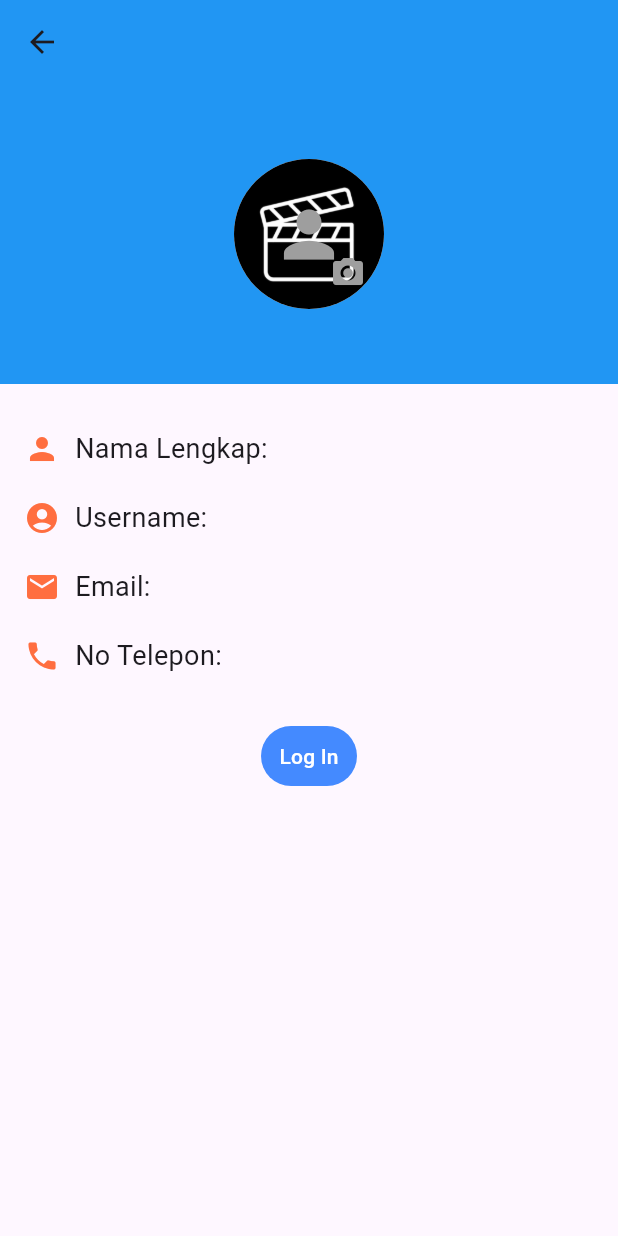
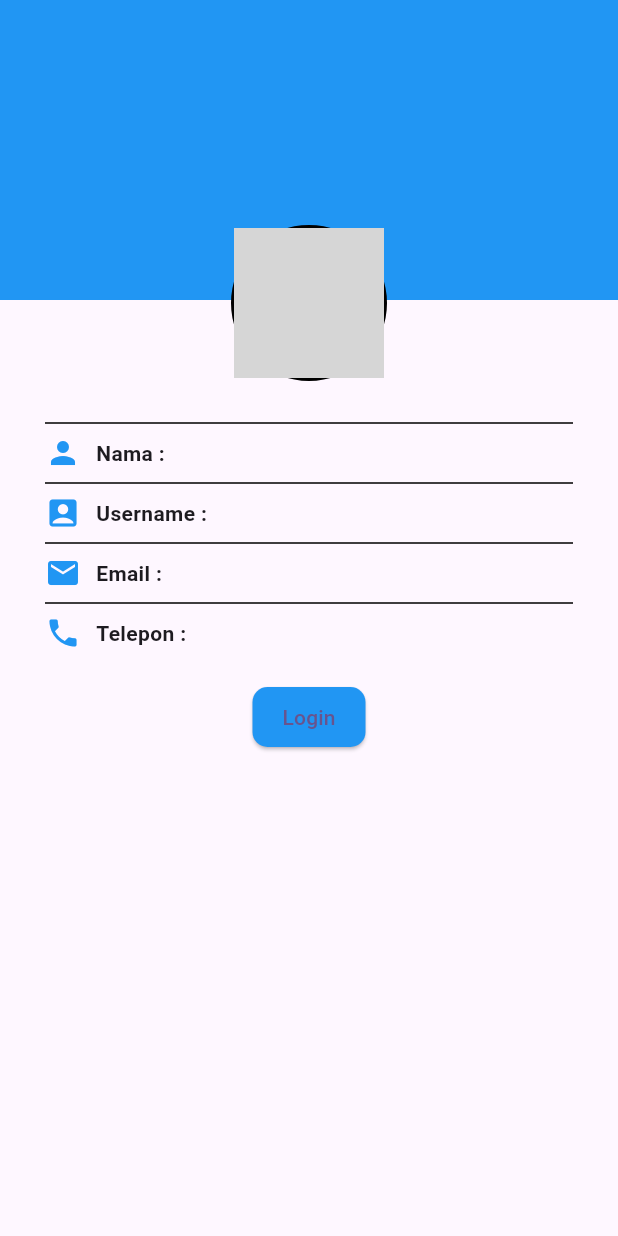
Before and after one commit to b4baxxx/Aplikasi_Review_Film, a Flutter app: the ProfileScreen screen opened directly, on a phone screen of 412 x 824 dp. Run offline on Flutter 3.47's test engine with Material 3 defaults, Android fonts, the light colour scheme and no system bars; our stand-ins replace cached_network_image, image_picker, shared_preferences; missing offline and left inert: encrypt; accounts and stored records are empty; grey boxes are pictures that could not be loaded.

Commit message:
perubahan pada profile screen

```diff
--- a/lib/screens/profile_screen.dart
+++ b/lib/screens/profile_screen.dart
@@ -1,10 +1,10 @@
-import 'dart:io';
-
 import 'package:flutter/foundation.dart';
 import 'package:flutter/material.dart';
 import 'package:image_picker/image_picker.dart';
+import 'package:encrypt/encrypt.dart' as encrypt;
+import 'dart:io';
 import 'package:shared_preferences/shared_preferences.dart';
-import 'package:encrypt/encrypt.dart' as encrypt;
+import 'package:aplikasi_review_film/screens/login_screen.dart';
 
 class ProfileScreen extends StatefulWidget {
   const ProfileScreen({super.key});
@@ -16,6 +16,18 @@ class ProfileScreen extends StatefulWidget {
 class _ProfileScreenState extends State<ProfileScreen> {
   String _imageFile = '';
   final picker = ImagePicker();
+  String fullName = '';
+  String userName = '';
+  String email = '';
+  String phoneNumber = '';
+  bool isSignedIn = false;
+
+  @override
+  void initState() {
+    super.initState();
+    _loadProfileData();
+    _loadImage();
+  }
 
   Future<void> _saveImage() async {
     final prefs = await SharedPreferences.getInstance();
@@ -31,10 +43,9 @@ class _ProfileScreenState extends State<ProfileScreen> {
 
   Future<void> _getImage(ImageSource source) async {
     if (kIsWeb && source == ImageSource.camera) {
-      debugPrint('Kamera tidak didukung di Web. Gunakan perangkat fisik.');
+      debugPrint('Kamera tidak didukung di Web.');
       return;
     }
-
     try {
       final pickedFile = await picker.pickImage(
         source: source,
@@ -48,10 +59,10 @@ class _ProfileScreenState extends State<ProfileScreen> {
         });
         _saveImage();
       } else {
-        debugPrint('No image selected.');
+        debugPrint('Tidak ada gambar yang dipilih.');
       }
     } catch (e) {
-      debugPrint('Error picking image: $e');
+      debugPrint('Kesalahan saat memilih gambar: $e');
     }
   }
 
@@ -65,16 +76,15 @@ class _ProfileScreenState extends State<ProfileScreen> {
             children: [
               ListTile(
                 leading: const Icon(Icons.camera_enhance, color: Colors.blue),
-                title: const Text('Camera'),
+                title: const Text('Kamera'),
                 onTap: () {
-                  debugPrint('Kamera dipanggil');
                   Navigator.of(context).pop();
                   _getImage(ImageSource.camera);
                 },
               ),
               ListTile(
                 leading: const Icon(Icons.photo_library, color: Colors.blue),
-                title: const Text('Gallery'),
+                title: const Text('Galeri'),
                 onTap: () {
                   Navigator.of(context).pop();
                   _getImage(ImageSource.gallery);
@@ -86,16 +96,9 @@ class _ProfileScreenState extends State<ProfileScreen> {
       },
     );
   }
-  bool isSignedIn = false;
-  String fullName = '';
-  String userName = '';
-  String email = '';
-  String phone = '';
 
-
-  // Fungsi untuk mendekripsi data dari SharedPreferences
   Future<void> _loadProfileData() async {
-    final SharedPreferences prefs = await SharedPreferences.getInstance();
+    final prefs = await SharedPreferences.getInstance();
     final String? keyString = prefs.getString('key');
     final String? ivString = prefs.getString('iv');
 
@@ -104,12 +107,11 @@ class _ProfileScreenState extends State<ProfileScreen> {
       final iv = encrypt.IV.fromBase64(ivString);
       final encrypter = encrypt.Encrypter(encrypt.AES(key));
 
-      // Dekripsi setiap data yang terenkripsi
       setState(() {
         fullName = encrypter.decrypt64(prefs.getString('name') ?? '', iv: iv);
         userName = encrypter.decrypt64(prefs.getString('username') ?? '', iv: iv);
         email = encrypter.decrypt64(prefs.getString('email') ?? '', iv: iv);
-        phone = encrypter.decrypt64(prefs.getString('notelepon') ?? '', iv: iv);
+        phoneNumber = encrypter.decrypt64(prefs.getString('notelepon') ?? '', iv: iv);
         isSignedIn = fullName.isNotEmpty && userName.isNotEmpty;
       });
     } else {
@@ -119,104 +121,127 @@ class _ProfileScreenState extends State<ProfileScreen> {
     }
   }
 
-  void signOut() {
+  Future<void> signOut() async {
+    final prefs = await SharedPreferences.getInstance();
+    await prefs.clear();
+    setState(() {
+      isSignedIn = false;
+      fullName = '';
+      userName = '';
+      email = '';
+      phoneNumber = '';
+      _imageFile = '';
+    });
     Navigator.pushReplacementNamed(context, '/login');
-  }
-
-  // Navigasi ke halaman Sign In
-  void signIn() {
-    Navigator.pushNamed(context, '/login');
-  }
-
-  @override
-  void initState() {
-    super.initState();
-    _loadProfileData();
   }
 
   @override
   Widget build(BuildContext context) {
     return Scaffold(
-      appBar: AppBar(
-        title: const Text(''),
-        backgroundColor: Colors.blue,
-      ),
-      body: SingleChildScrollView(
-        child: Column(
-          crossAxisAlignment: CrossAxisAlignment.start,
+      body: Stack(
         children: [
           Container(
             height: 200,
             width: double.infinity,
             color: Colors.blue,
-              child: Center(
+          ),
+          Padding(
+            padding: const EdgeInsets.symmetric(horizontal: 30),
+            child: Column(
+              children: [
+                // Foto profil dipindahkan ke tengah
+                const SizedBox(height: 150), // Spacer untuk memindahkan konten
+                Center(
                   child: Stack(
+                    alignment: Alignment.bottomRight,
                     children: [
-                    CircleAvatar(
+                      Container(
+                        decoration: BoxDecoration(
+                          border: Border.all(color: Colors.black, width: 2),
+                          shape: BoxShape.circle,
+                        ),
+                        child: CircleAvatar(
                           radius: 50,
                           backgroundImage: _imageFile.isNotEmpty
-                          ? FileImage(File(_imageFile))
-                          : const AssetImage('images/logo.jpg') as ImageProvider,
-                      backgroundColor: Colors.white,
-                      child: isSignedIn
-                          ? null
-                          : const Icon(Icons.person, size: 50, color: Colors.grey),
-                    ),
-                    Positioned(
-                      bottom: 0,
-                      right: 0,
-                      child: IconButton(
-                        onPressed: _showPicker,
-                        icon: Icon(
-                          Icons.camera_alt,
-                          color: Colors.grey,
+                              ? (kIsWeb
+                              ? NetworkImage(_imageFile)
+                              : FileImage(File(_imageFile))) as ImageProvider
+                              : const AssetImage('images/placeholder_image.png'),
                         ),
                       ),
+                      IconButton(
+                        icon: const Icon(Icons.camera_alt_outlined, color: Colors.grey),
+                        onPressed: _showPicker,
                       ),
                     ],
                   ),
                 ),
-            ),
                 const SizedBox(height: 20),
-
-            _buildProfileInfoRow('Nama Lengkap', fullName, Icons.person),
-            _buildProfileInfoRow('Username', userName, Icons.account_circle),
-            _buildProfileInfoRow('Email', email, Icons.email),
-            _buildProfileInfoRow('No Telepon', phone, Icons.phone),
-
+                // Informasi Profil
+                Divider(color: Colors.black),
+                _buildProfileRow('Nama ', fullName, Icons.person),
+                Divider(color: Colors.black),
+                _buildProfileRow('Username ', userName, Icons.account_box),
+                Divider(color: Colors.black),
+                _buildProfileRow('Email ', email, Icons.email),
+                Divider(color: Colors.black),
+                _buildProfileRow('Telepon ', phoneNumber, Icons.phone),
                 const SizedBox(height: 20),
-
-            Center(
-              child: TextButton(
-                onPressed: isSignedIn ? signOut : signOut,
-                style: TextButton.styleFrom(
-                  backgroundColor: isSignedIn ? Colors.redAccent : Colors.blueAccent,
-                  foregroundColor: Colors.white,
-                ),
-                child: Text(isSignedIn ? 'Log Out' : 'Log In'),
+                // Tombol Sign In/Out
+                isSignedIn
+                    ? ElevatedButton.icon(
+                  style: ElevatedButton.styleFrom(
+                    backgroundColor: Colors.red,
+                    padding: const EdgeInsets.symmetric(horizontal: 20, vertical: 10),
+                    shape: RoundedRectangleBorder(
+                      borderRadius: BorderRadius.circular(10),
                     ),
                   ),
-          ],
+                  onPressed: signOut,
+                  icon: const Icon(Icons.logout),
+                  label: const Text('Logout'),
+                )
+                    : ElevatedButton(
+                  onPressed: () {
+                    Navigator.pushReplacement(
+                      context,
+                      MaterialPageRoute(builder: (context) => const LoginScreen()),
+                    );
+                  },
+                  style: ElevatedButton.styleFrom(
+                    backgroundColor: Colors.blue,
+                    padding: const EdgeInsets.symmetric(horizontal: 20, vertical: 10),
+                    shape: RoundedRectangleBorder(
+                      borderRadius: BorderRadius.circular(10),
                     ),
                   ),
-    );
-  }
-
-  Widget _buildProfileInfoRow(String label, String value, IconData icon) {
-    return Padding(
-      padding: const EdgeInsets.symmetric(vertical: 10, horizontal: 16),
-      child: Row(
-        children: [
-          Icon(icon, color: Colors.deepOrangeAccent),
-          const SizedBox(width: 10),
-          Expanded(
-            child: Text(
-              '$label: $value',
-              style: const TextStyle(fontSize: 18),
+                  child: const Text('Login'),
+                ),
+              ],
             ),
           ),
         ],
       ),
     );
   }
+
+
+  Widget _buildProfileRow(String label, String value, IconData icon) {
+    return Row(
+      children: [
+        Icon(icon, color: Colors.blue),
+        const SizedBox(width: 10),
+        Text(
+          '$label: ',
+          style: const TextStyle(fontWeight: FontWeight.bold),
+        ),
+        Expanded(
+          child: Text(
+            value,
+            style: const TextStyle(fontSize: 16),
+          ),
+        ),
+      ],
+    );
   }
+}
```
Also changed, not shown: 1 other file. Lines whose indentation alone changed are shown as unchanged.
